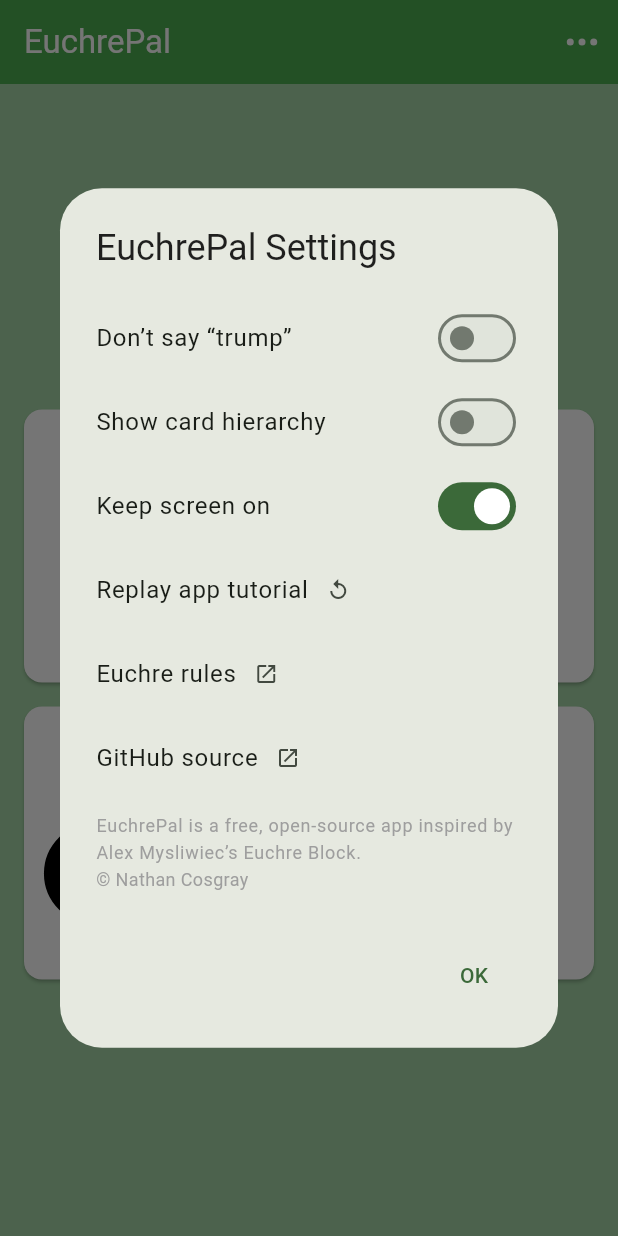
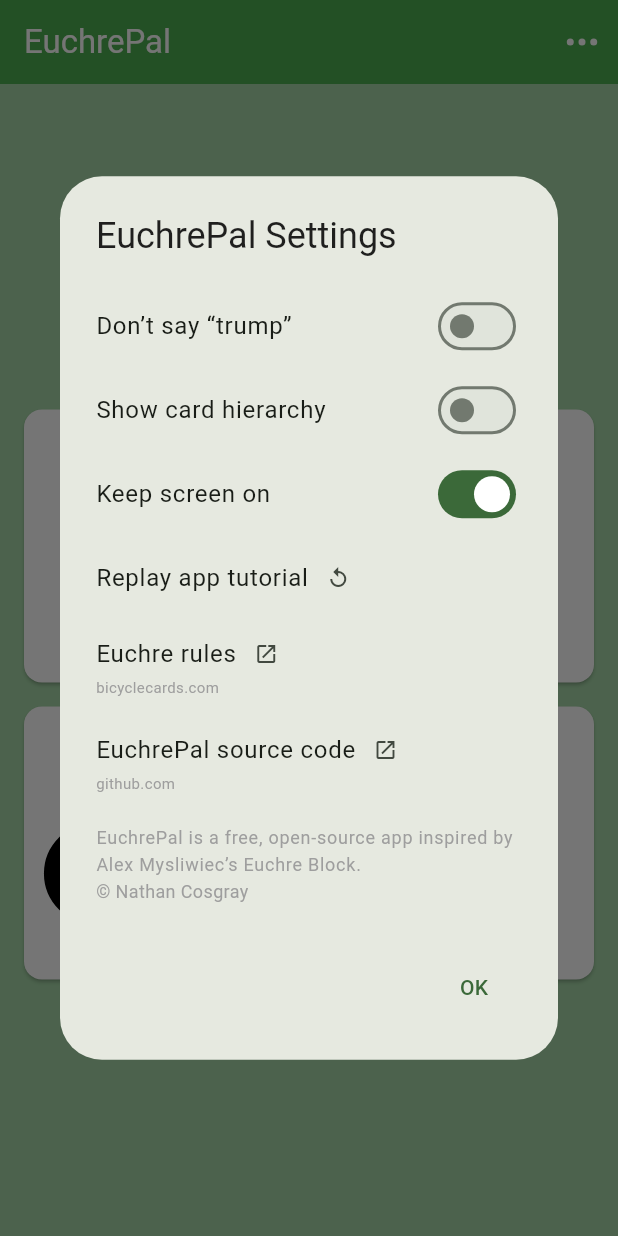
Before and after one commit to ncosgray/euchrepal, a Flutter app: the screen it shows after launch, after a tap on an icon or button, on a phone screen of 412 x 824 dp. Run offline on Flutter 3.47's test engine with Material 3 defaults, Android fonts, the phone set to English and light mode, and no system bars; drawn by our look-alikes of showcaseview; our stand-ins replace flutter_svg, shared_preferences, wakelock_plus.

Commit message:
use hostname as link subtitle

```diff
--- a/lib/home_page.dart
+++ b/lib/home_page.dart
@@ -326,6 +326,7 @@
       ),
       child: ListTile(
         contentPadding: EdgeInsets.zero,
+        dense: true,
         title: Row(
           children: [
             Text(
@@ -340,6 +341,13 @@
               ),
             ),
           ],
+        ),
+        subtitle: Text(
+          Uri.parse(url).host,
+          style: const TextStyle(
+            color: Colors.grey,
+            fontSize: 10.0,
+          ),
         ),
       ),
     );
--- a/lib/strings.dart
+++ b/lib/strings.dart
@@ -24,7 +24,7 @@
   static String get replayTutorial => 'Replay app tutorial';
   static String get rulesText => 'Euchre rules';
   static String get rulesURL => 'https://bicyclecards.com/how-to-play/euchre';
-  static String get gitHubText => 'GitHub source';
+  static String get gitHubText => '${Str.appName} source code';
   static String get gitHubURL => 'https://github.com/ncosgray/euchrepal';
   static String get aboutText =>
       '${Str.appName} is a free, open-source app inspired by Alex Mysliwiec\u2019s Euchre Block.';
```
